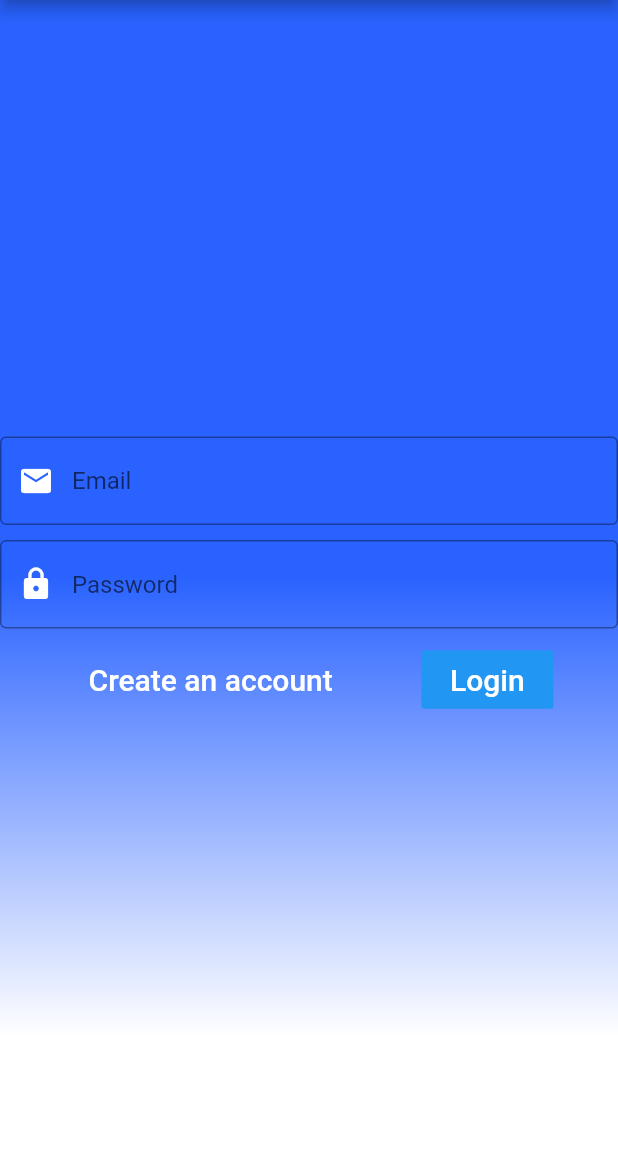
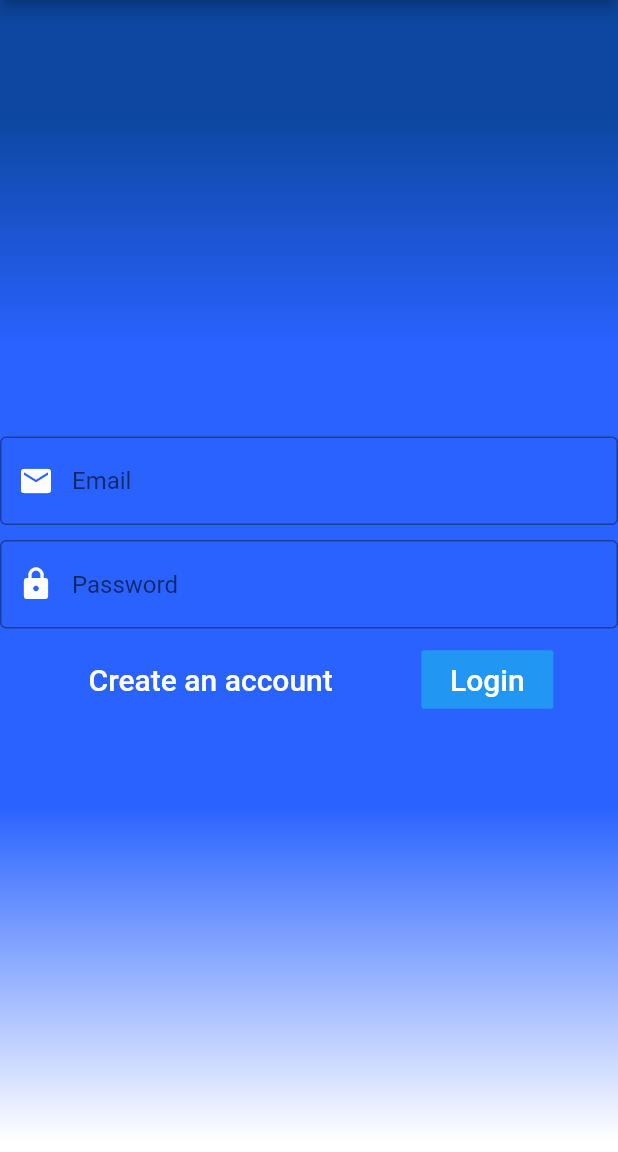
Before and after one commit to AlonsoJimenez/CookTime, a Flutter app: the screen it shows after launch, on a phone screen of 412 x 824 dp, the part 84-1236 px from its top. Run offline on Flutter 3.47's test engine with Material 2 defaults, Android fonts, the phone set to English and light mode, and no system bars.

Commit message:
Correccion estetica del login.

```diff
--- a/cook_time/lib/main.dart
+++ b/cook_time/lib/main.dart
@@ -11,13 +11,16 @@ class login extends StatelessWidget{
         title: Text("Welcome to Cook Time"),
       ),
       body: Container(decoration: BoxDecoration(gradient: LinearGradient(colors: [
+        Colors.blue[900],
+        Color(0xFF2962FF),
+        Color(0xFF2962FF),
         Color(0xFF2962FF),
         Color(0xFF2962FF),
         Color(0xFFFFFFFF),
       ],
       begin: Alignment.topCenter,
       end: Alignment.bottomCenter,
-      stops: [0.1, 0.5, 0.9],)), child: Center(
+      stops: [0.1, 0.3, 0.4, 0.6, 0.7, 0.99],)), child: Center(
       child:
         Column(mainAxisAlignment: MainAxisAlignment.center, children: <Widget>[
           TextField(obscureText: false, decoration: InputDecoration(border: OutlineInputBorder(),hintText: 'Email', prefixIcon: Icon(Icons.email, color: Colors.white,))),
```
